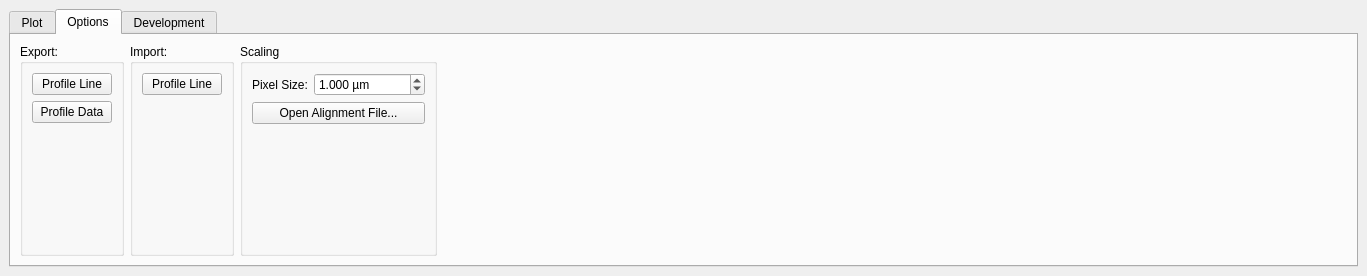
Above: ui/dockWidget.ui from wiscsims/line_profile before the change. Below: the same form after it.
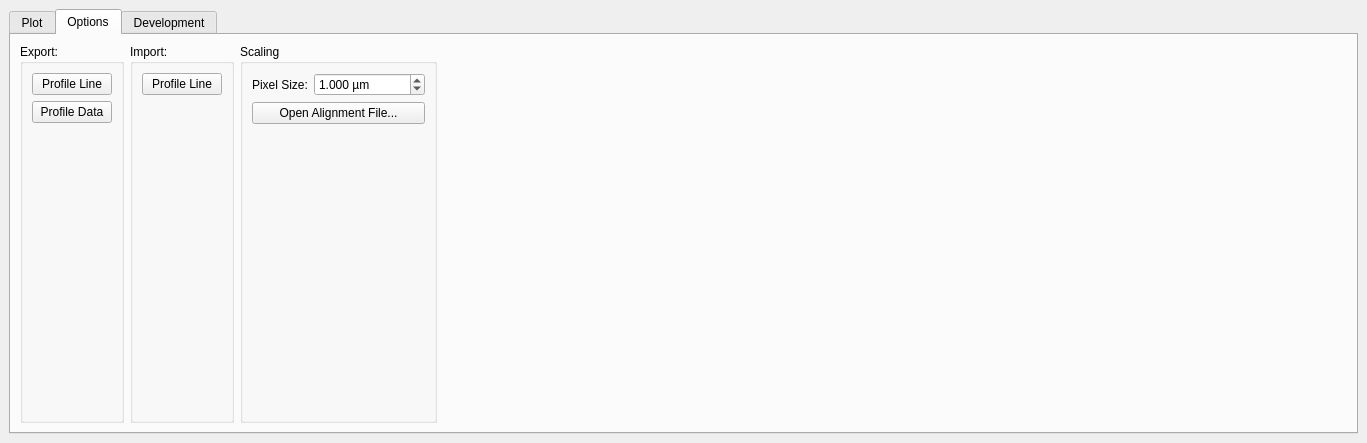
That is the form after the change.

Commit message: Redesign Line Profile dock layout

What changed in the file:
```diff
--- a/ui/dockWidget.ui
+++ b/ui/dockWidget.ui
@@ -38,12 +38,6 @@
    <layout class="QHBoxLayout" name="horizontalLayout_2">
     <item>
      <widget class="QTabWidget" name="tabWidget_2">
-      <property name="minimumSize">
-       <size>
-        <width>0</width>
-        <height>242</height>
-       </size>
-      </property>
       <property name="currentIndex">
        <number>1</number>
       </property>
```
The commit also changes 5 other files.
